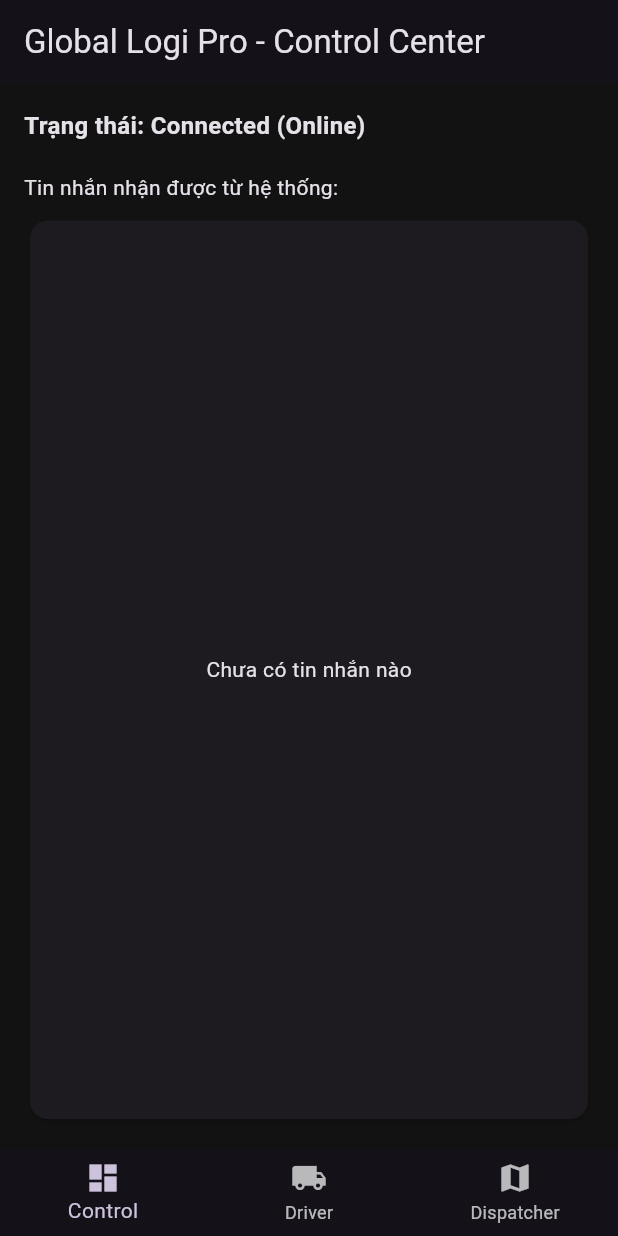
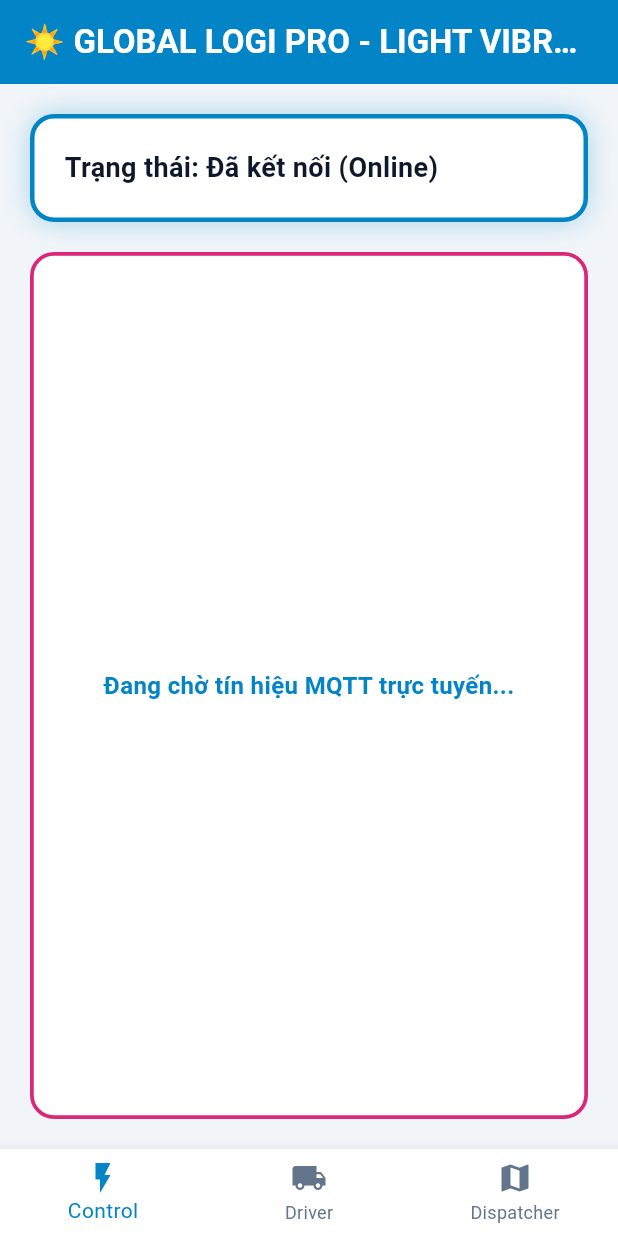
Before and after one commit to ThienMaiGloba/global-logi-pro, a Flutter app: the screen it shows after launch, on a phone screen of 412 x 824 dp. Run offline on Flutter 3.47's test engine with Material 3 defaults, Android fonts, the phone set to English and light mode, and no system bars; missing offline and left inert: mqtt_client.

Commit message:
Auto-sync update: 2026-09-04 20:47:49

```diff
--- a/lib/main.dart
+++ b/lib/main.dart
@@ -4,9 +4,7 @@
 import 'package:global_logi_pro/features/driver/presentation/driver_screen.dart';
 import 'package:global_logi_pro/features/dispatcher/presentation/dispatcher_screen.dart';
 
-void main() {
-  runApp(const MyApp());
-}
+void main() => runApp(const MyApp());
 
 class MyApp extends StatelessWidget {
   const MyApp({super.key});
@@ -17,9 +15,10 @@
       title: 'Global Logi Pro',
       debugShowCheckedModeBanner: false,
       theme: ThemeData(
-        brightness: Brightness.dark,
-        primarySwatch: Colors.blue,
-        scaffoldBackgroundColor: const Color(0xFF121212),
+        useMaterial3: true,
+        brightness: Brightness.light,
+        scaffoldBackgroundColor: const Color(0xFFF1F5F9),
+        colorScheme: ColorScheme.fromSeed(seedColor: const Color(0xFF0284C7)),
       ),
       home: const MainHomeScreen(),
     );
@@ -36,7 +35,7 @@
 class _MainHomeScreenState extends State<MainHomeScreen> {
   int _currentIndex = 0;
   final MqttService _mqttService = MqttService();
-  String _connectionStatus = 'Connecting...';
+  String _connectionStatus = 'Đang kết nối...';
   final List<String> _messages = [];
 
   @override
@@ -48,19 +47,12 @@
   Future<void> _initMqtt() async {
     try {
       await _mqttService.initializeClient();
-      setState(() {
-        _connectionStatus = 'Connected (Online)';
-      });
-
+      setState(() => _connectionStatus = 'Đã kết nối (Online)');
       _mqttService.onMessageReceived = (topic, message) {
-        setState(() {
-          _messages.insert(0, '[$topic] $message');
-        });
+        setState(() => _messages.insert(0, '[$topic] $message'));
       };
     } catch (e) {
-      setState(() {
-        _connectionStatus = 'Connection Failed';
-      });
+      setState(() => _connectionStatus = 'Mất kết nối');
     }
   }
 
@@ -68,31 +60,38 @@
   Widget build(BuildContext context) {
     final screens = [
       Scaffold(
-        appBar: AppBar(title: const Text('Global Logi Pro - Control Center')),
+        appBar: AppBar(
+          title: const Text('☀️ GLOBAL LOGI PRO - LIGHT VIBRANT', style: TextStyle(color: Colors.white, fontWeight: FontWeight.bold)),
+          backgroundColor: const Color(0xFF0284C7),
+        ),
         body: Padding(
-          padding: const EdgeInsets.all(16.0),
+          padding: const EdgeInsets.all(20.0),
           child: Column(
             crossAxisAlignment: CrossAxisAlignment.stretch,
             children: [
-              Text('Trạng thái: $_connectionStatus', style: const TextStyle(fontWeight: FontWeight.bold, fontSize: 16)),
+              Container(
+                padding: const EdgeInsets.all(20),
+                decoration: BoxDecoration(
+                  color: Colors.white,
+                  borderRadius: BorderRadius.circular(16),
+                  border: Border.all(color: const Color(0xFF0284C7), width: 3),
+                  boxShadow: [BoxShadow(color: const Color(0xFF0284C7).withOpacity(0.3), blurRadius: 15)],
+                ),
+                child: Text('Trạng thái: $_connectionStatus', style: const TextStyle(fontSize: 18, fontWeight: FontWeight.bold, color: Color(0xFF0F172A))),
+              ),
               const SizedBox(height: 20),
-              const Text('Tin nhắn nhận được từ hệ thống:'),
-              const SizedBox(height: 8),
               Expanded(
-                child: _messages.isEmpty
-                    ? const Card(child: Center(child: Padding(padding: EdgeInsets.all(12.0), child: Text('Chưa có tin nhắn nào'))))
-                    : ListView.builder(
-                        itemCount: _messages.length,
-                        itemBuilder: (context, index) {
-                          return Card(
-                            margin: const EdgeInsets.symmetric(vertical: 4),
-                            child: Padding(
-                              padding: const EdgeInsets.all(12.0),
-                              child: Text(_messages[index]),
-                            ),
-                          );
-                        },
-                      ),
+                child: Container(
+                  padding: const EdgeInsets.all(16),
+                  decoration: BoxDecoration(
+                    color: Colors.white,
+                    borderRadius: BorderRadius.circular(16),
+                    border: Border.all(color: const Color(0xFFDB2777), width: 2.5),
+                  ),
+                  child: const Center(
+                    child: Text('Đang chờ tín hiệu MQTT trực tuyến...', style: TextStyle(color: Color(0xFF0284C7), fontSize: 16, fontWeight: FontWeight.bold)),
+                  ),
+                ),
               ),
             ],
           ),
@@ -107,8 +106,11 @@
       bottomNavigationBar: BottomNavigationBar(
         currentIndex: _currentIndex,
         onTap: (index) => setState(() => _currentIndex = index),
+        backgroundColor: Colors.white,
+        selectedItemColor: const Color(0xFF0284C7),
+        unselectedItemColor: const Color(0xFF64748B),
         items: const [
-          BottomNavigationBarItem(icon: Icon(Icons.dashboard), label: 'Control'),
+          BottomNavigationBarItem(icon: Icon(Icons.flash_on), label: 'Control'),
           BottomNavigationBarItem(icon: Icon(Icons.local_shipping), label: 'Driver'),
           BottomNavigationBarItem(icon: Icon(Icons.map), label: 'Dispatcher'),
         ],
```
